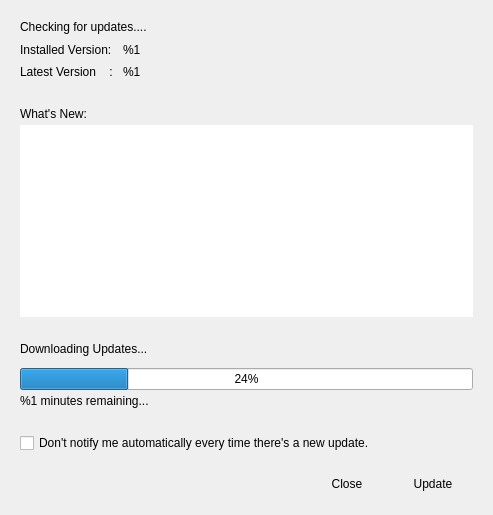
This is src/updaterwindow.ui in nuttyartist/notes as Qt 5 draws it before an edit. The edited form follows.
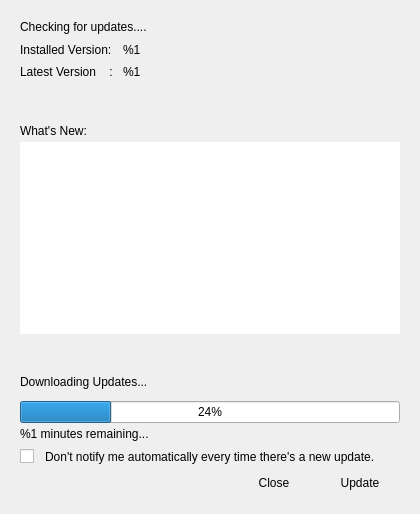
This is the edited form.

The edit to the form file:
```diff
--- a/src/updaterwindow.ui
+++ b/src/updaterwindow.ui
@@ -6,10 +6,28 @@
    <rect>
     <x>0</x>
     <y>0</y>
-    <width>493</width>
-    <height>515</height>
+    <width>420</width>
+    <height>514</height>
    </rect>
   </property>
+  <property name="sizePolicy">
+   <sizepolicy hsizetype="Preferred" vsizetype="Preferred">
+    <horstretch>0</horstretch>
+    <verstretch>0</verstretch>
+   </sizepolicy>
+  </property>
+  <property name="minimumSize">
+   <size>
+    <width>420</width>
+    <height>0</height>
+   </size>
+  </property>
+  <property name="maximumSize">
+   <size>
+    <width>420</width>
+    <height>16777215</height>
+   </size>
+  </property>
   <property name="windowTitle">
    <string/>
   </property>
@@ -318,9 +336,6 @@
         </property>
        </widget>
       </item>
-     </layout>
-    </widget>
-   </item>
    <item>
     <spacer name="verticalSpacer_3">
      <property name="orientation">
@@ -331,20 +346,17 @@
      </property>
      <property name="sizeHint" stdset="0">
       <size>
-       <width>20</width>
-       <height>12</height>
+          <width>0</width>
+          <height>8</height>
       </size>
      </property>
     </spacer>
+      </item>
+     </layout>
+    </widget>
    </item>
    <item>
     <widget class="QFrame" name="frame">
-     <property name="sizePolicy">
-      <sizepolicy hsizetype="Preferred" vsizetype="Expanding">
-       <horstretch>0</horstretch>
-       <verstretch>0</verstretch>
-      </sizepolicy>
-     </property>
      <property name="minimumSize">
       <size>
        <width>0</width>
@@ -357,10 +369,7 @@
      <property name="frameShadow">
       <enum>QFrame::Raised</enum>
      </property>
-     <layout class="QVBoxLayout" name="verticalLayout_5">
-      <property name="spacing">
-       <number>0</number>
-      </property>
+     <layout class="QGridLayout" name="gridLayout_2">
       <property name="leftMargin">
        <number>0</number>
       </property>
@@ -371,30 +380,36 @@
        <number>0</number>
       </property>
       <property name="bottomMargin">
+       <number>8</number>
+      </property>
+      <property name="horizontalSpacing">
+       <number>5</number>
+      </property>
+      <property name="verticalSpacing">
        <number>0</number>
       </property>
-      <item>
-       <widget class="QCheckBox" name="checkBox">
+      <item row="0" column="1">
+       <widget class="QLabel" name="label">
         <property name="text">
          <string>Don't notify me automatically every time there's a new update.</string>
         </property>
+        <property name="wordWrap">
+         <bool>true</bool>
+        </property>
        </widget>
       </item>
-      <item>
-       <spacer name="verticalSpacer_5">
-        <property name="orientation">
-         <enum>Qt::Vertical</enum>
-        </property>
-        <property name="sizeType">
-         <enum>QSizePolicy::Fixed</enum>
-        </property>
-        <property name="sizeHint" stdset="0">
+      <item row="0" column="0">
+       <widget class="QCheckBox" name="checkBox">
+        <property name="maximumSize">
          <size>
           <width>20</width>
-          <height>20</height>
+          <height>16777215</height>
          </size>
         </property>
-       </spacer>
+        <property name="text">
+         <string/>
+        </property>
+       </widget>
       </item>
      </layout>
     </widget>
```
Lines whose indentation alone changed are shown as unchanged.
